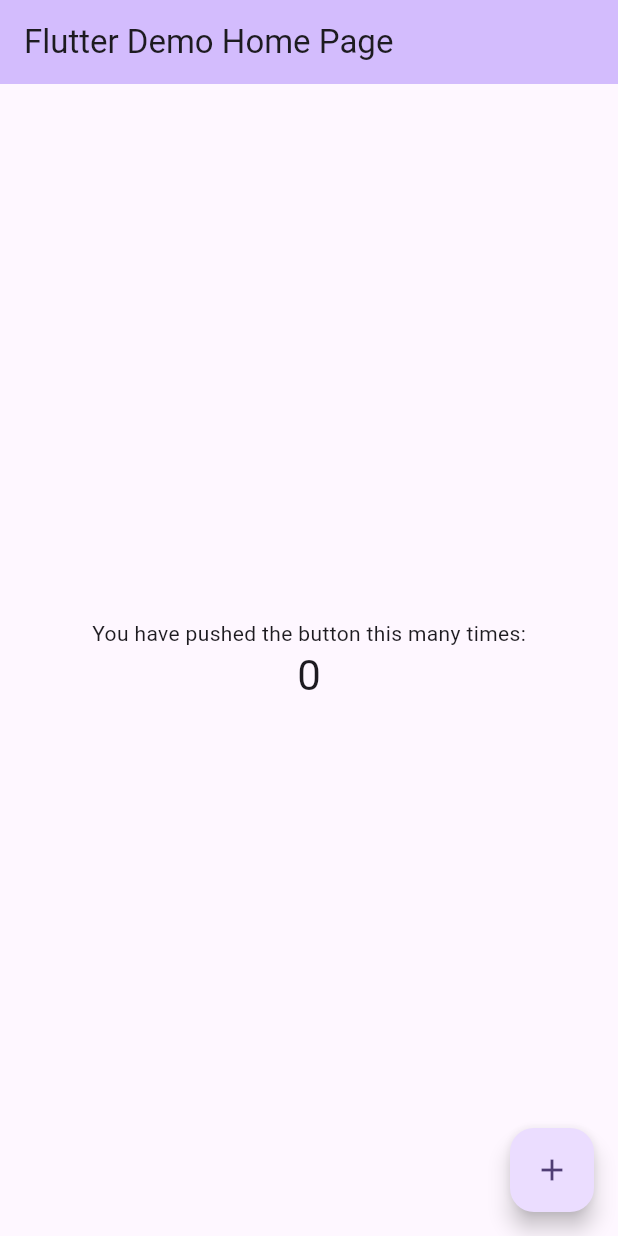
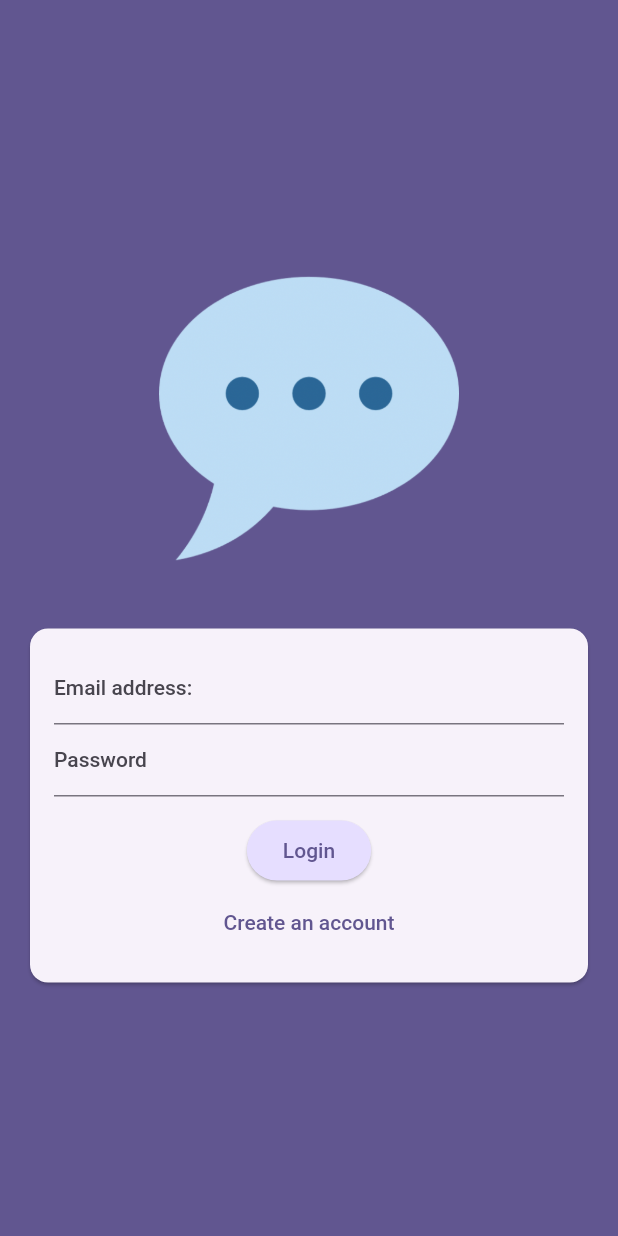
Before and after one commit to hoangminhtran94/flutter_chat_apps, a Flutter app: the screen it shows after launch, on a phone screen of 412 x 824 dp. Run offline on Flutter 3.47's test engine with Material 2 defaults, Android fonts, the phone set to English and light mode, and no system bars.

Commit message:
added login screen

```diff
--- a/lib/main.dart
+++ b/lib/main.dart
@@ -1,125 +1,22 @@
 import 'package:flutter/material.dart';
+import 'package:flutter_chat_apps/screens/auth.dart';
 
 void main() {
-  runApp(const MyApp());
+  runApp(const App());
 }
 
-class MyApp extends StatelessWidget {
-  const MyApp({super.key});
+class App extends StatelessWidget {
+  const App({super.key});
 
-  // This widget is the root of your application.
   @override
   Widget build(BuildContext context) {
     return MaterialApp(
-      title: 'Flutter Demo',
-      theme: ThemeData(
-        // This is the theme of your application.
-        //
-        // TRY THIS: Try running your application with "flutter run". You'll see
-        // the application has a blue toolbar. Then, without quitting the app,
-        // try changing the seedColor in the colorScheme below to Colors.green
-        // and then invoke "hot reload" (save your changes or press the "hot
-        // reload" button in a Flutter-supported IDE, or press "r" if you used
-        // the command line to start the app).
-        //
-        // Notice that the counter didn't reset back to zero; the application
-        // state is not lost during the reload. To reset the state, use hot
-        // restart instead.
-        //
-        // This works for code too, not just values: Most code changes can be
-        // tested with just a hot reload.
-        colorScheme: ColorScheme.fromSeed(seedColor: Colors.deepPurple),
-        useMaterial3: true,
-      ),
-      home: const MyHomePage(title: 'Flutter Demo Home Page'),
-    );
+        title: 'FlutterChat',
+        theme: ThemeData().copyWith(
+          useMaterial3: true,
+          colorScheme: ColorScheme.fromSeed(
+              seedColor: const Color.fromARGB(255, 63, 17, 177)),
+        ),
+        home: const AuthScreen());
   }
 }
-
-class MyHomePage extends StatefulWidget {
-  const MyHomePage({super.key, required this.title});
-
-  // This widget is the home page of your application. It is stateful, meaning
-  // that it has a State object (defined below) that contains fields that affect
-  // how it looks.
-
-  // This class is the configuration for the state. It holds the values (in this
-  // case the title) provided by the parent (in this case the App widget) and
-  // used by the build method of the State. Fields in a Widget subclass are
-  // always marked "final".
-
-  final String title;
-
-  @override
-  State<MyHomePage> createState() => _MyHomePageState();
-}
-
-class _MyHomePageState extends State<MyHomePage> {
-  int _counter = 0;
-
-  void _incrementCounter() {
-    setState(() {
-      // This call to setState tells the Flutter framework that something has
-      // changed in this State, which causes it to rerun the build method below
-      // so that the display can reflect the updated values. If we changed
-      // _counter without calling setState(), then the build method would not be
-      // called again, and so nothing would appear to happen.
-      _counter++;
-    });
-  }
-
-  @override
-  Widget build(BuildContext context) {
-    // This method is rerun every time setState is called, for instance as done
-    // by the _incrementCounter method above.
-    //
-    // The Flutter framework has been optimized to make rerunning build methods
-    // fast, so that you can just rebuild anything that needs updating rather
-    // than having to individually change instances of widgets.
-    return Scaffold(
-      appBar: AppBar(
-        // TRY THIS: Try changing the color here to a specific color (to
-        // Colors.amber, perhaps?) and trigger a hot reload to see the AppBar
-        // change color while the other colors stay the same.
-        backgroundColor: Theme.of(context).colorScheme.inversePrimary,
-        // Here we take the value from the MyHomePage object that was created by
-        // the App.build method, and use it to set our appbar title.
-        title: Text(widget.title),
-      ),
-      body: Center(
-        // Center is a layout widget. It takes a single child and positions it
-        // in the middle of the parent.
-        child: Column(
-          // Column is also a layout widget. It takes a list of children and
-          // arranges them vertically. By default, it sizes itself to fit its
-          // children horizontally, and tries to be as tall as its parent.
-          //
-          // Column has various properties to control how it sizes itself and
-          // how it positions its children. Here we use mainAxisAlignment to
-          // center the children vertically; the main axis here is the vertical
-          // axis because Columns are vertical (the cross axis would be
-          // horizontal).
-          //
-          // TRY THIS: Invoke "debug painting" (choose the "Toggle Debug Paint"
-          // action in the IDE, or press "p" in the console), to see the
-          // wireframe for each widget.
-          mainAxisAlignment: MainAxisAlignment.center,
-          children: <Widget>[
-            const Text(
-              'You have pushed the button this many times:',
-            ),
-            Text(
-              '$_counter',
-              style: Theme.of(context).textTheme.headlineMedium,
-            ),
-          ],
-        ),
-      ),
-      floatingActionButton: FloatingActionButton(
-        onPressed: _incrementCounter,
-        tooltip: 'Increment',
-        child: const Icon(Icons.add),
-      ), // This trailing comma makes auto-formatting nicer for build methods.
-    );
-  }
-}
--- /dev/null
+++ b/lib/screens/auth.dart
@@ -0,0 +1,113 @@
+import 'package:flutter/material.dart';
+
+class AuthScreen extends StatefulWidget {
+  const AuthScreen({super.key});
+
+  @override
+  State<StatefulWidget> createState() {
+    return _AuthScreenState();
+  }
+}
+
+class _AuthScreenState extends State<AuthScreen> {
+  var _isLogin = true;
+  var _enteredEmail = "";
+  var _enteredPassword = "";
+  final _formkey = GlobalKey<FormState>();
+  void _submit() {
+    final isValid = _formkey.currentState!.validate();
+    if (isValid) {
+      _formkey.currentState!.save();
+    }
+  }
+
+  @override
+  Widget build(BuildContext context) {
+    return Scaffold(
+      backgroundColor: Theme.of(context).colorScheme.primary,
+      body: Center(
+        child: SingleChildScrollView(
+          child: Column(
+            mainAxisAlignment: MainAxisAlignment.center,
+            children: [
+              Container(
+                margin: const EdgeInsets.only(
+                    top: 30, bottom: 20, left: 20, right: 20),
+                width: 200,
+                child: Image.asset('assets/images/chat.png'),
+              ),
+              Card(
+                margin: const EdgeInsets.all(20),
+                child: SingleChildScrollView(
+                  child: Padding(
+                    padding: const EdgeInsets.all(16),
+                    child: Form(
+                        key: _formkey,
+                        child: Column(
+                          mainAxisSize: MainAxisSize.min,
+                          children: [
+                            TextFormField(
+                              keyboardType: TextInputType.emailAddress,
+                              textCapitalization: TextCapitalization.none,
+                              autocorrect: true,
+                              decoration: const InputDecoration(
+                                label: Text("Email address:"),
+                              ),
+                              onSaved: (newValue) {
+                                _enteredEmail = newValue!;
+                              },
+                              validator: (value) {
+                                if (value == null ||
+                                    value.trim().isNotEmpty ||
+                                    !value.contains('@')) {
+                                  return 'Please enter a valid email address';
+                                }
+                                return null;
+                              },
+                            ),
+                            TextFormField(
+                                obscureText: true,
+                                decoration: const InputDecoration(
+                                  label: Text("Password"),
+                                ),
+                                onSaved: (newValue) {
+                                  _enteredPassword = newValue!;
+                                },
+                                validator: (value) {
+                                  if (value == null ||
+                                      value.trim().length < 6) {
+                                    return 'Password must be at least 6 character long.';
+                                  }
+                                  return null;
+                                }),
+                            const SizedBox(
+                              height: 12,
+                            ),
+                            ElevatedButton(
+                                onPressed: _submit,
+                                style: ElevatedButton.styleFrom(
+                                    backgroundColor: Theme.of(context)
+                                        .colorScheme
+                                        .primaryContainer),
+                                child: Text(_isLogin ? 'Login' : 'Sign up')),
+                            TextButton(
+                                onPressed: () {
+                                  setState(() {
+                                    _isLogin = !_isLogin;
+                                  });
+                                },
+                                child: Text(_isLogin
+                                    ? 'Create an account'
+                                    : 'I already have an account.'))
+                          ],
+                        )),
+                  ),
+                ),
+              )
+            ],
+          ),
+        ),
+      ),
+    );
+  }
+}
```
Also changed, not shown: pubspec.yaml (+4 -7 lines), assets/images/chat.png (added), 1 other file.
